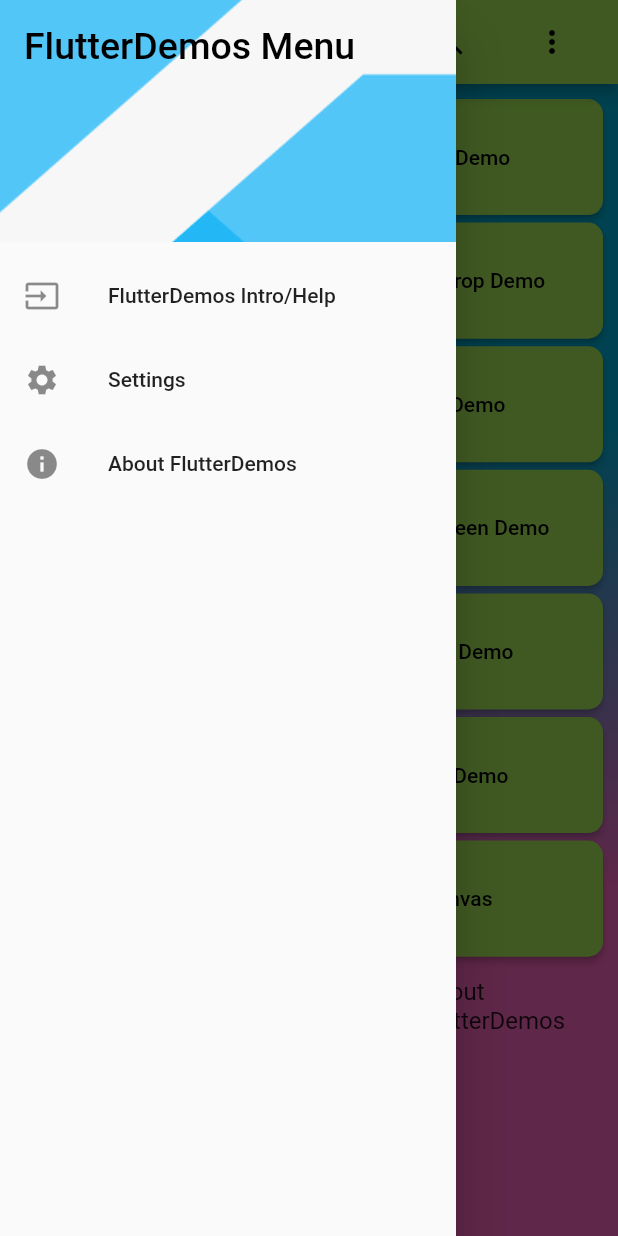
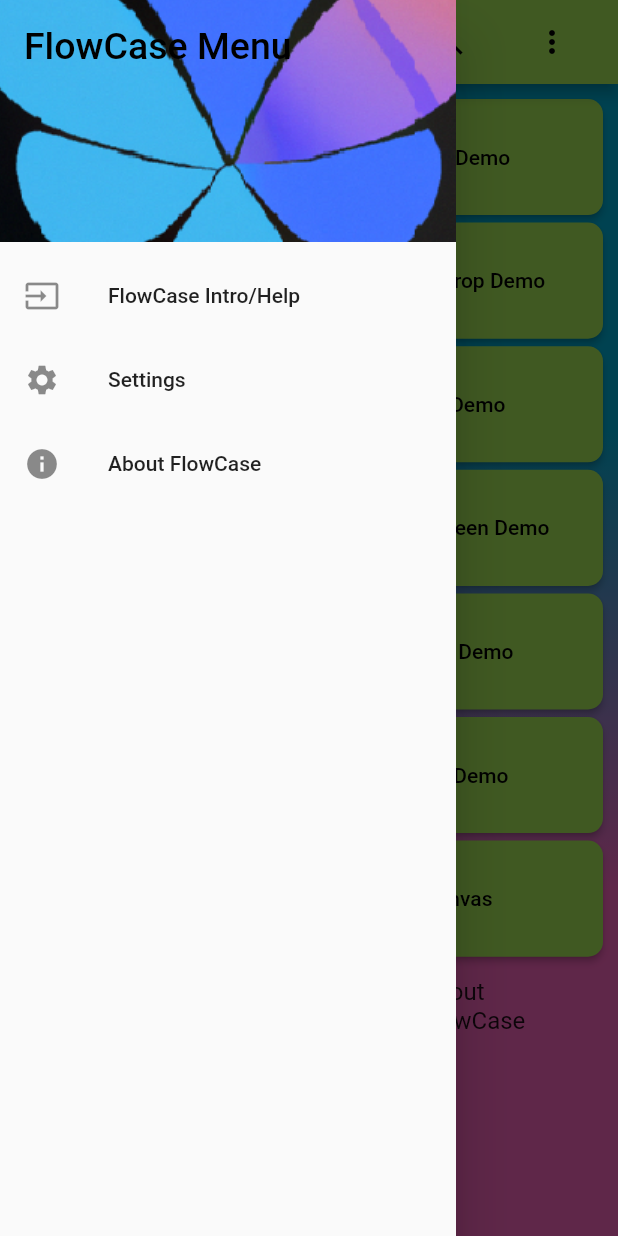
Before and after one commit to IanDarwin/flowcase, a Flutter app: the screen it shows after launch, with the side drawer open, on a phone screen of 412 x 824 dp. Run offline on Flutter 3.47's test engine with Material 2 defaults, Android fonts, the phone set to English and light mode, and no system bars; our stand-ins replace flutter_html, flutter_settings_screens.

Commit message:
New name, new icon

```diff
--- a/lib/about.dart
+++ b/lib/about.dart
@@ -5,7 +5,7 @@
 class About extends StatelessWidget {
   static const htmlText = """
 <html>
-<h1>About the Flutter Demo App</h1>
+<h1>About FlowCase, the Flutter Demo App</h1>
 <p>This app demonstrates some of the
     <a href="https://flutter.dev">Flutter</a>
     widgets covered in the course, that will set you on your way to building
--- a/lib/card_demos.dart
+++ b/lib/card_demos.dart
@@ -68,7 +68,7 @@
             height: 100,
             child: Center(
                 child: Text(
-                    "Flutter Demo",
+                    "FlowCase",
                     style: TextStyle(fontSize: 28)
                 )
             ),
--- a/lib/main.dart
+++ b/lib/main.dart
@@ -34,12 +34,12 @@
   @override
   Widget build(BuildContext context) {
     return MaterialApp(
-      title: 'Flutter Demos',
+      title: 'FlowCase',
       theme: ThemeData(
         // This is the theme of your application.
         primarySwatch: Colors.lightGreen,
       ),
-      home: const MyHomePage(title: 'Flutter Demo App'),
+      home: const MyHomePage(title: 'Flowcase Flutter Demo'),
     );
   }
 }
@@ -229,13 +229,13 @@
               child: const Text("About (Custom)"),
               onPressed: () {
                 Navigator.push(context, MaterialPageRoute(
-                    builder: (context) => const Wrapper('About Flutter Demo', About())));
+                    builder: (context) => const Wrapper('About Flowcase', About())));
               },
             ),
             // For the About, some may prefer this shorter form:
             const AboutListTile(
               icon: Icon(Icons.info),
-              applicationName:  'FlutterDemos',
+              applicationName:  'FlowCase',
               aboutBoxChildren: [
                 Text("This is a pre-fab Flutter ListTile. Thank you for trying out this demo!"),
               ],
--- a/lib/nav_drawer.dart
+++ b/lib/nav_drawer.dart
@@ -21,13 +21,13 @@
                       image: AssetImage('images/logo.png'))
               ),
               child: Text(
-                'FlutterDemos Menu',
+                'FlowCase Menu',
                 style: TextStyle(color: Colors.black, fontSize: 25),
               ),
             ),
             ListTile(
               leading: const Icon(Icons.input),
-              title: const Text('FlutterDemos Intro/Help'),
+              title: const Text('FlowCase Intro/Help'),
               onTap: () => {},
             ),
             ListTile(
@@ -40,10 +40,10 @@
             ),
             ListTile(
               leading: const Icon(Icons.info),
-              title: const Text('About FlutterDemos'),
+              title: const Text('About FlowCase'),
               onTap: () => {
                 Navigator.push(context, MaterialPageRoute(
-                  builder: (context) => const Wrapper('About FlutterDemos', About())))
+                  builder: (context) => const Wrapper('About FlowCase', About())))
               }
             ),
           ]),
```
Also changed, not shown: pubspec.yaml (+1 -6 lines), images/logo.png, 27 other files.
